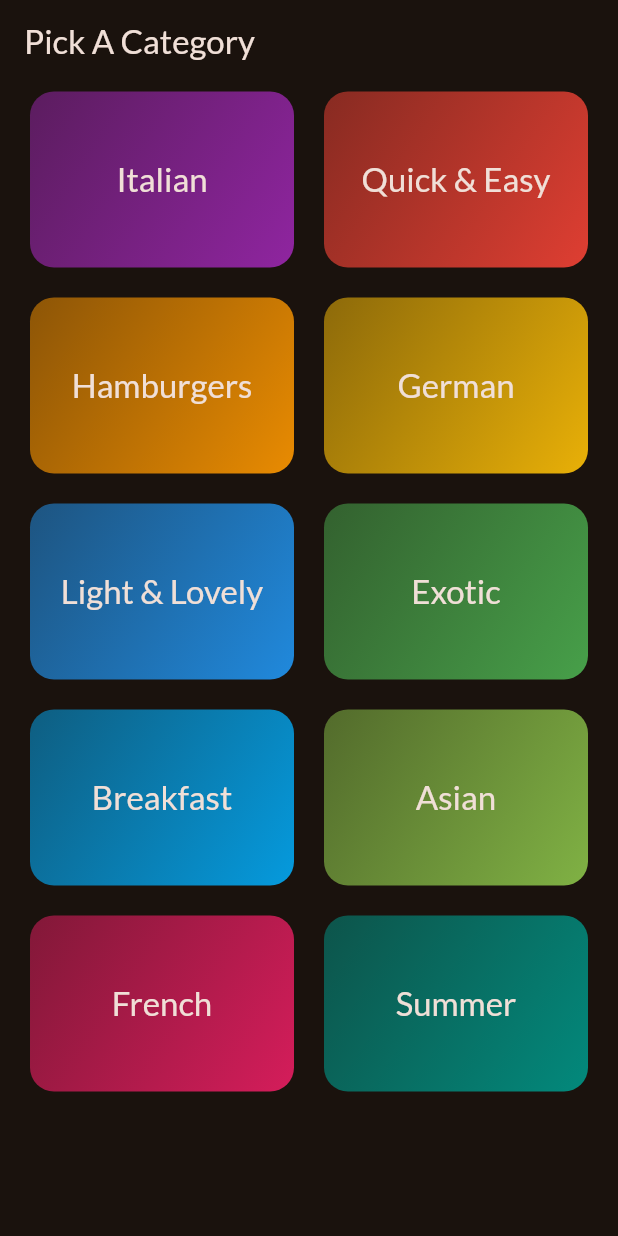
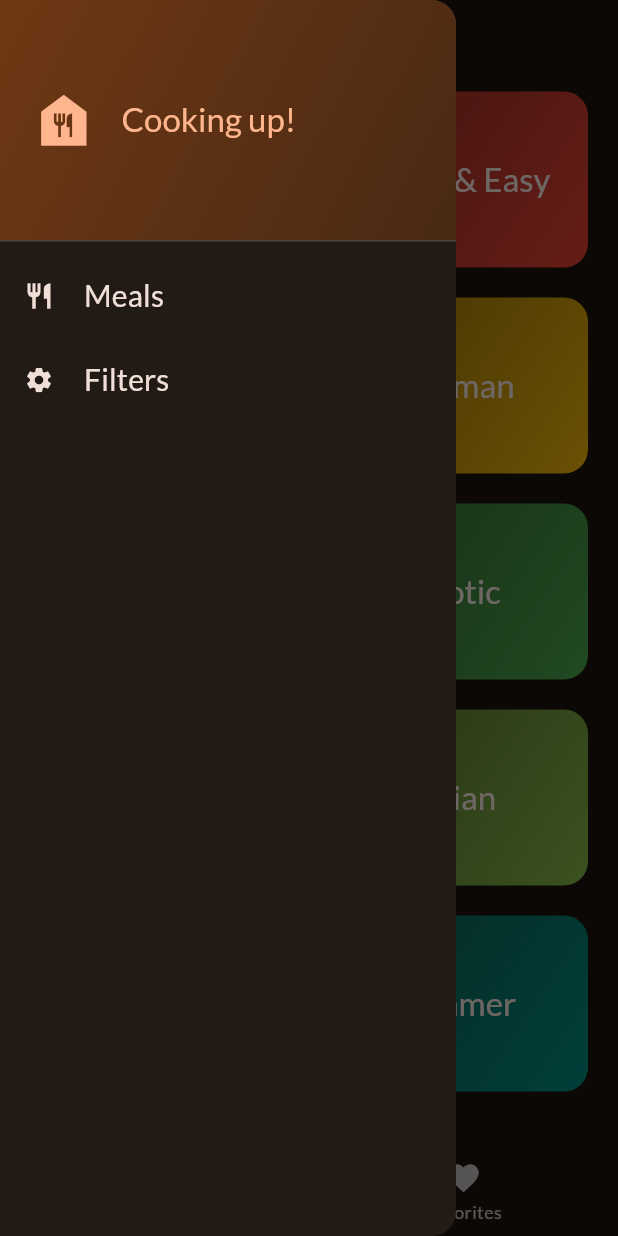
Before and after one commit to TerminalWarlord/Meals-App, a Flutter app: the screen it shows after launch, with the side drawer open (before the commit the screen has no drawer), on a phone screen of 412 x 824 dp. Run offline on Flutter 3.47's test engine with Material 2 defaults, Android fonts, the phone set to English and light mode, and no system bars; our stand-ins replace google_fonts, transparent_image.

Commit message:
Drawer added

```diff
--- a/lib/main.dart
+++ b/lib/main.dart
@@ -1,7 +1,7 @@
 import 'package:flutter/material.dart';
 
 import 'package:google_fonts/google_fonts.dart';
-import 'package:meals_app/screens/category_screen.dart';
+import 'package:meals_app/screens/tabs.dart';
 
 final theme = ThemeData(
   useMaterial3: true,
@@ -23,7 +23,7 @@ class App extends StatelessWidget {
   Widget build(BuildContext context) {
     return MaterialApp(
       theme: theme,
-      home: const CategoryScreen(),
+      home: const TabsScreen(),
     );
   }
 }
--- a/lib/screens/category_screen.dart
+++ b/lib/screens/category_screen.dart
@@ -6,8 +6,9 @@ import 'package:meals_app/widgets/category_grid_item.dart';
 import 'package:meals_app/data/dummy_data.dart';
 
 class CategoryScreen extends StatelessWidget {
-  const CategoryScreen({super.key});
+  const CategoryScreen({super.key, required this.onToggleFavorite});
 
+  final void Function(Meal meal) onToggleFavorite;
   void _selectCategory(BuildContext context, Category category) {
     List<Meal> meals = dummyMeals
         .where((meal) => meal.categories.contains(category.id))
@@ -15,15 +16,16 @@ class CategoryScreen extends StatelessWidget {
     Navigator.push(
         context,
         MaterialPageRoute(
-            builder: (ctx) =>
-                MealsScreen(title: category.title, meals: meals)));
+            builder: (ctx) => MealsScreen(
+                  title: category.title,
+                  meals: meals,
+                  onToggleFavorite: onToggleFavorite,
+                )));
   }
 
   @override
   Widget build(BuildContext context) {
-    return Scaffold(
-      appBar: AppBar(title: const Text('Pick A Category')),
-      body: GridView(
+    return GridView(
       padding: const EdgeInsets.symmetric(horizontal: 20, vertical: 5),
       gridDelegate: const SliverGridDelegateWithFixedCrossAxisCount(
         crossAxisCount: 2,
@@ -40,7 +42,6 @@ class CategoryScreen extends StatelessWidget {
             },
           )
       ],
-      ),
     );
   }
 }
--- /dev/null
+++ b/lib/screens/tabs.dart
@@ -0,0 +1,87 @@
+import 'package:flutter/material.dart';
+import 'package:meals_app/screens/category_screen.dart';
+import 'package:meals_app/screens/meals.dart';
+import 'package:meals_app/models/meal.dart';
+import 'package:meals_app/widgets/main_drawer.dart';
+
+class TabsScreen extends StatefulWidget {
+  const TabsScreen({super.key});
+
+  @override
+  State<TabsScreen> createState() => _TabsScreenState();
+}
+
+class _TabsScreenState extends State<TabsScreen> {
+  int _selectedPageIndex = 0;
+  final List<Meal> _favoriteMeals = [];
+
+  void _toggleFavorite(Meal meal) {
+    if (_favoriteMeals.contains(meal)) {
+      setState(() {
+        _favoriteMeals.remove(meal);
+        _showSnackbarAlert("${meal.title} has been removed to your favorites!");
+      });
+    } else {
+      setState(() {
+        _favoriteMeals.add(meal);
+        _showSnackbarAlert("${meal.title} has been added to your favorites!");
+      });
+    }
+  }
+
+  void _showSnackbarAlert(String message) {
+    ScaffoldMessenger.of(context).clearSnackBars();
+    ScaffoldMessenger.of(context).showSnackBar(SnackBar(
+      content: Text(message),
+      duration: const Duration(seconds: 5),
+    ));
+  }
+
+  void _selectPage(int index) {
+    setState(() {
+      _selectedPageIndex = index;
+    });
+  }
+
+  void _selectMenu(String identifier) {
+    if (identifier == 'meals') {
+      Navigator.pop(context);
+    } else {}
+  }
+
+  @override
+  Widget build(BuildContext context) {
+    Widget activePage = CategoryScreen(
+      onToggleFavorite: _toggleFavorite,
+    );
+
+    if (_selectedPageIndex == 1) {
+      activePage = MealsScreen(
+        meals: _favoriteMeals,
+        onToggleFavorite: _toggleFavorite,
+      );
+    }
+
+    return Scaffold(
+      appBar: AppBar(
+        title: Text(_selectedPageIndex == 0 ? "Catagories" : "Favorites"),
+      ),
+      drawer: MainDrawer(onSelectMenu: _selectMenu),
+      body: activePage,
+      bottomNavigationBar: BottomNavigationBar(
+        onTap: _selectPage,
+        currentIndex: _selectedPageIndex,
+        items: const [
+          BottomNavigationBarItem(
+            icon: Icon(Icons.set_meal),
+            label: "Categories",
+          ),
+          BottomNavigationBarItem(
+            icon: Icon(Icons.favorite),
+            label: "Favorites",
+          ),
+        ],
+      ),
+    );
+  }
+}
--- /dev/null
+++ b/lib/widgets/main_drawer.dart
@@ -0,0 +1,86 @@
+import 'package:flutter/material.dart';
+
+class MainDrawer extends StatelessWidget {
+  const MainDrawer({super.key, required this.onSelectMenu});
+
+  final void Function(String identifier) onSelectMenu;
+
+  @override
+  Widget build(BuildContext context) {
+    return Drawer(
+      child: Column(
+        children: [
+          DrawerHeader(
+            padding: const EdgeInsets.all(20),
+            decoration: BoxDecoration(
+              gradient: LinearGradient(
+                colors: [
+                  Theme.of(context).colorScheme.primaryContainer,
+                  Theme.of(context)
+                      .colorScheme
+                      .primaryContainer
+                      .withOpacity(0.5),
+                ],
+                begin: Alignment.topLeft,
+                end: Alignment.bottomRight,
+              ),
+            ),
+            child: Row(
+              children: [
+                Icon(
+                  Icons.food_bank,
+                  size: 45,
+                  color: Theme.of(context).colorScheme.primary,
+                ),
+                const SizedBox(
+                  width: 16,
+                ),
+                Text(
+                  'Cooking up!',
+                  style: Theme.of(context)
+                      .textTheme
+                      .titleLarge!
+                      .copyWith(color: Theme.of(context).colorScheme.primary),
+                ),
+              ],
+            ),
+          ),
+          ListTile(
+            leading: Icon(
+              Icons.restaurant,
+              size: 20,
+              color: Theme.of(context).colorScheme.onBackground,
+            ),
+            title: Text(
+              'Meals',
+              style: Theme.of(context).textTheme.titleSmall!.copyWith(
+                    color: Theme.of(context).colorScheme.onBackground,
+                    fontSize: 20,
+                  ),
+            ),
+            onTap: () {
+              onSelectMenu('meals');
+            },
+          ),
+          ListTile(
+            leading: Icon(
+              Icons.settings,
+              size: 20,
+              color: Theme.of(context).colorScheme.onBackground,
+            ),
+            title: Text(
+              'Filters',
+              style: Theme.of(context).textTheme.titleSmall!.copyWith(
+                    color: Theme.of(context).colorScheme.onBackground,
+                    fontSize: 20,
+                  ),
+            ),
+            onTap: () {
+              onSelectMenu('filters');
+            },
+          ),
+        ],
+      ),
+    );
+  }
+}
```
Also changed, not shown: lib/screens/meal_info.dart (+71 -4 lines), lib/screens/meals.dart (+14 -4 lines), lib/widgets/meal_item.dart (+10 -4 lines), lib/screens/filters.dart (added). Lines whose indentation alone changed are shown as unchanged.
